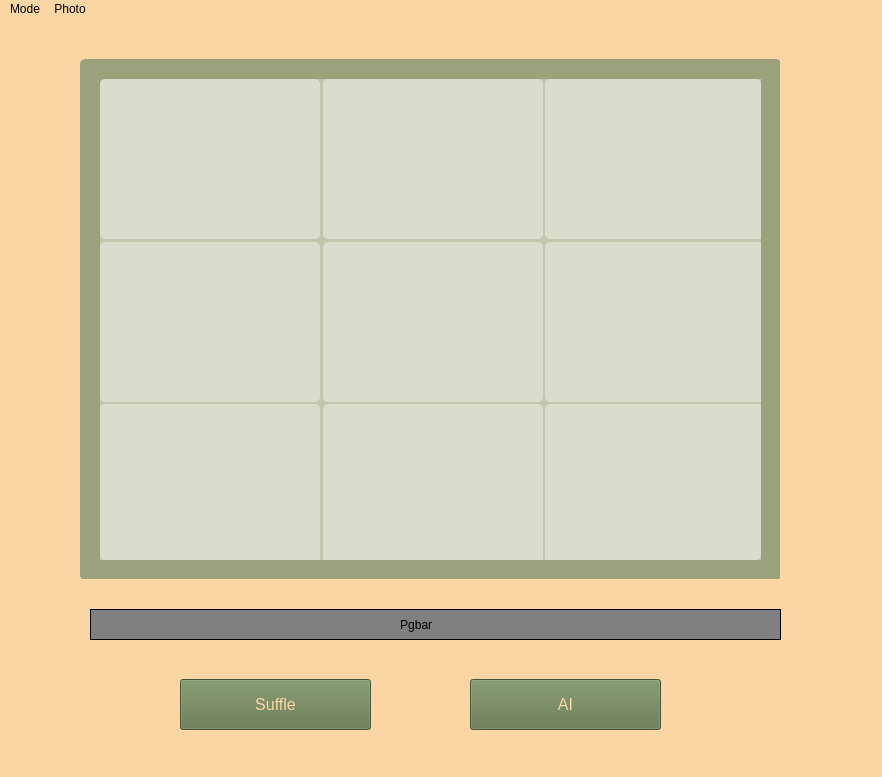
First picture: the form in designer/form.ui, repository Junad-Park/N-Puzzle, before the edit.
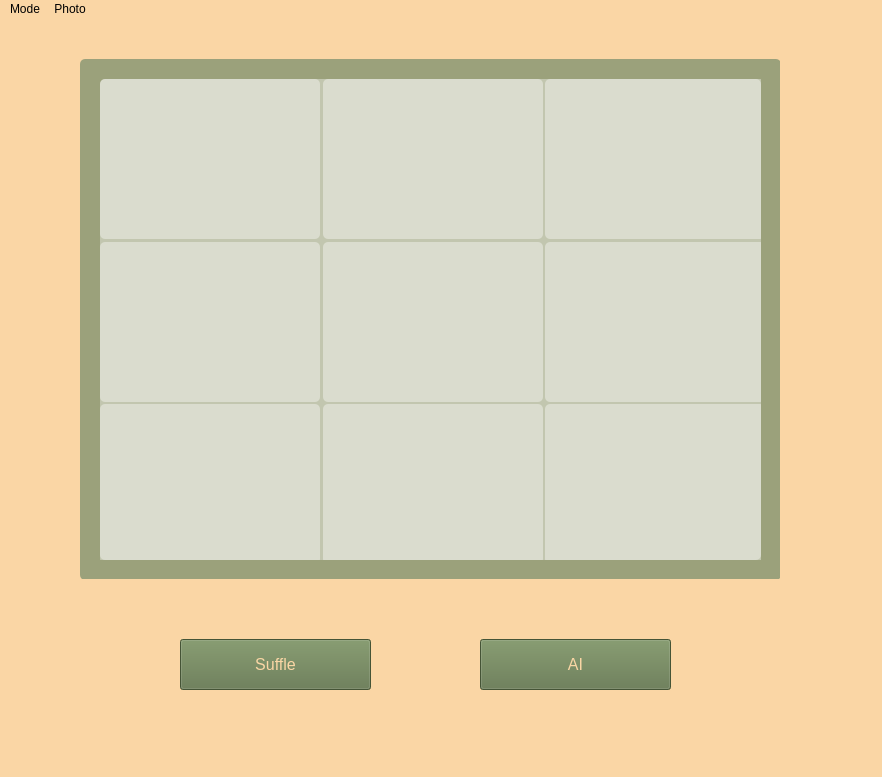
Second picture: the form after the edit. Icons and pictures are not drawn.

The edit to the form file:
```diff
--- a/designer/form.ui
+++ b/designer/form.ui
@@ -22,7 +22,7 @@
     <property name="geometry">
      <rect>
       <x>180</x>
-      <y>660</y>
+      <y>620</y>
       <width>191</width>
       <height>51</height>
      </rect>
@@ -41,8 +41,8 @@
    <widget class="QPushButton" name="AiBtn">
     <property name="geometry">
      <rect>
-      <x>470</x>
-      <y>660</y>
+      <x>480</x>
+      <y>620</y>
       <width>191</width>
       <height>51</height>
      </rect>
@@ -58,24 +58,6 @@
      <string>AI</string>
     </property>
    </widget>
-   <widget class="QLabel" name="Pgbar">
-    <property name="geometry">
-     <rect>
-      <x>90</x>
-      <y>590</y>
-      <width>691</width>
-      <height>31</height>
-     </rect>
-    </property>
-    <property name="styleSheet">
-     <string notr="true">background-color : rgb(128, 128, 128);
-border: 1px solid black;
-border-radius: 40px;</string>
-    </property>
-    <property name="text">
-     <string>                                                                                            Pgbar</string>
-    </property>
-   </widget>
    <widget class="QStackedWidget" name="stackedWidget">
     <property name="geometry">
      <rect>
```
